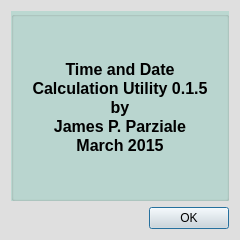
Above: about.ui from nuncio-bitis/datetimecalc before the change. Below: the same form after it.
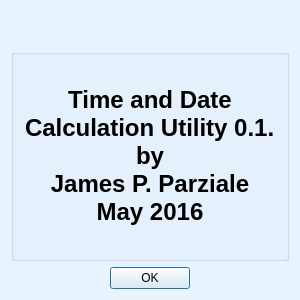
That is the form after the change. Icons and pictures are not drawn.

The edit to the form file:
```diff
--- a/about.ui
+++ b/about.ui
@@ -6,8 +6,8 @@
    <rect>
     <x>0</x>
     <y>0</y>
-    <width>240</width>
-    <height>240</height>
+    <width>300</width>
+    <height>300</height>
    </rect>
   </property>
   <property name="sizePolicy">
@@ -18,14 +18,14 @@
   </property>
   <property name="minimumSize">
    <size>
-    <width>240</width>
-    <height>240</height>
+    <width>300</width>
+    <height>300</height>
    </size>
   </property>
   <property name="maximumSize">
    <size>
-    <width>240</width>
-    <height>240</height>
+    <width>300</width>
+    <height>300</height>
    </size>
   </property>
   <property name="palette">
@@ -43,9 +43,9 @@
      <colorrole role="Button">
       <brush brushstyle="SolidPattern">
        <color alpha="255">
-        <red>223</red>
-        <green>223</green>
-        <blue>223</blue>
+        <red>231</red>
+        <green>244</green>
+        <blue>255</blue>
        </color>
       </brush>
      </colorrole>
@@ -61,27 +61,27 @@
      <colorrole role="Midlight">
       <brush brushstyle="SolidPattern">
        <color alpha="255">
-        <red>239</red>
-        <green>239</green>
-        <blue>239</blue>
+        <red>243</red>
+        <green>249</green>
+        <blue>255</blue>
        </color>
       </brush>
      </colorrole>
      <colorrole role="Dark">
       <brush brushstyle="SolidPattern">
        <color alpha="255">
-        <red>111</red>
-        <green>111</green>
-        <blue>111</blue>
+        <red>115</red>
+        <green>122</green>
+        <blue>127</blue>
        </color>
       </brush>
      </colorrole>
      <colorrole role="Mid">
       <brush brushstyle="SolidPattern">
        <color alpha="255">
-        <red>149</red>
-        <green>149</green>
-        <blue>149</blue>
+        <red>154</red>
+        <green>163</green>
+        <blue>170</blue>
        </color>
       </brush>
      </colorrole>
@@ -124,9 +124,9 @@
      <colorrole role="Window">
       <brush brushstyle="SolidPattern">
        <color alpha="255">
-        <red>223</red>
-        <green>223</green>
-        <blue>223</blue>
+        <red>231</red>
+        <green>244</green>
+        <blue>255</blue>
        </color>
       </brush>
      </colorrole>
@@ -142,9 +142,9 @@
      <colorrole role="AlternateBase">
       <brush brushstyle="SolidPattern">
        <color alpha="255">
-        <red>239</red>
-        <green>239</green>
-        <blue>239</blue>
+        <red>243</red>
+        <green>249</green>
+        <blue>255</blue>
        </color>
       </brush>
      </colorrole>
@@ -180,9 +180,9 @@
      <colorrole role="Button">
       <brush brushstyle="SolidPattern">
        <color alpha="255">
-        <red>223</red>
-        <green>223</green>
-        <blue>223</blue>
+        <red>231</red>
+        <green>244</green>
+        <blue>255</blue>
        </color>
       </brush>
      </colorrole>
@@ -198,27 +198,27 @@
      <colorrole role="Midlight">
       <brush brushstyle="SolidPattern">
        <color alpha="255">
-        <red>239</red>
-        <green>239</green>
-        <blue>239</blue>
+        <red>243</red>
+        <green>249</green>
+        <blue>255</blue>
        </color>
       </brush>
      </colorrole>
      <colorrole role="Dark">
       <brush brushstyle="SolidPattern">
        <color alpha="255">
-        <red>111</red>
-        <green>111</green>
-        <blue>111</blue>
+        <red>115</red>
+        <green>122</green>
+        <blue>127</blue>
        </color>
       </brush>
      </colorrole>
      <colorrole role="Mid">
       <brush brushstyle="SolidPattern">
        <color alpha="255">
-        <red>149</red>
-        <green>149</green>
-        <blue>149</blue>
+        <red>154</red>
+        <green>163</green>
+        <blue>170</blue>
        </color>
       </brush>
      </colorrole>
@@ -261,9 +261,9 @@
      <colorrole role="Window">
       <brush brushstyle="SolidPattern">
        <color alpha="255">
-        <red>223</red>
-        <green>223</green>
-        <blue>223</blue>
+        <red>231</red>
+        <green>244</green>
+        <blue>255</blue>
        </color>
       </brush>
      </colorrole>
@@ -279,9 +279,9 @@
      <colorrole role="AlternateBase">
       <brush brushstyle="SolidPattern">
        <color alpha="255">
-        <red>239</red>
-        <green>239</green>
-        <blue>239</blue>
+        <red>243</red>
+        <green>249</green>
+        <blue>255</blue>
        </color>
       </brush>
      </colorrole>
@@ -308,18 +308,18 @@
      <colorrole role="WindowText">
       <brush brushstyle="SolidPattern">
        <color alpha="255">
-        <red>111</red>
-        <green>111</green>
-        <blue>111</blue>
+        <red>115</red>
+        <green>122</green>
+        <blue>127</blue>
        </color>
       </brush>
      </colorrole>
      <colorrole role="Button">
       <brush brushstyle="SolidPattern">
        <color alpha="255">
-        <red>223</red>
-        <green>223</green>
-        <blue>223</blue>
+        <red>231</red>
+        <green>244</green>
+        <blue>255</blue>
        </color>
       </brush>
      </colorrole>
@@ -335,36 +335,36 @@
      <colorrole role="Midlight">
       <brush brushstyle="SolidPattern">
        <color alpha="255">
-        <red>239</red>
-        <green>239</green>
-        <blue>239</blue>
+        <red>243</red>
+        <green>249</green>
+        <blue>255</blue>
        </color>
       </brush>
      </colorrole>
      <colorrole role="Dark">
       <brush brushstyle="SolidPattern">
        <color alpha="255">
-        <red>111</red>
-        <green>111</green>
-        <blue>111</blue>
+        <red>115</red>
+        <green>122</green>
+        <blue>127</blue>
        </color>
       </brush>
      </colorrole>
      <colorrole role="Mid">
       <brush brushstyle="SolidPattern">
        <color alpha="255">
-        <red>149</red>
-        <green>149</green>
-        <blue>149</blue>
+        <red>154</red>
+        <green>163</green>
+        <blue>170</blue>
        </color>
       </brush>
      </colorrole>
      <colorrole role="Text">
       <brush brushstyle="SolidPattern">
        <color alpha="255">
-        <red>111</red>
-        <green>111</green>
-        <blue>111</blue>
+        <red>115</red>
+        <green>122</green>
+        <blue>127</blue>
        </color>
       </brush>
      </colorrole>
@@ -380,27 +380,27 @@
      <colorrole role="ButtonText">
       <brush brushstyle="SolidPattern">
        <color alpha="255">
-        <red>111</red>
-        <green>111</green>
-        <blue>111</blue>
+        <red>115</red>
+        <green>122</green>
+        <blue>127</blue>
        </color>
       </brush>
      </colorrole>
      <colorrole role="Base">
       <brush brushstyle="SolidPattern">
        <color alpha="255">
-        <red>223</red>
-        <green>223</green>
-        <blue>223</blue>
+        <red>231</red>
+        <green>244</green>
+        <blue>255</blue>
        </color>
       </brush>
      </colorrole>
      <colorrole role="Window">
       <brush brushstyle="SolidPattern">
        <color alpha="255">
-        <red>223</red>
-        <green>223</green>
-        <blue>223</blue>
+        <red>231</red>
+        <green>244</green>
+        <blue>255</blue>
        </color>
       </brush>
      </colorrole>
@@ -416,9 +416,9 @@
      <colorrole role="AlternateBase">
       <brush brushstyle="SolidPattern">
        <color alpha="255">
-        <red>223</red>
-        <green>223</green>
-        <blue>223</blue>
+        <red>231</red>
+        <green>244</green>
+        <blue>255</blue>
        </color>
       </brush>
      </colorrole>
@@ -451,6 +451,73 @@
     <normaloff>:/Clock1.png</normaloff>:/Clock1.png</iconset>
   </property>
   <layout class="QVBoxLayout" name="verticalLayout">
+   <item>
+    <layout class="QHBoxLayout" name="horizontalLayout">
+     <item>
+      <spacer name="horizontalSpacer_2">
+       <property name="orientation">
+        <enum>Qt::Horizontal</enum>
+       </property>
+       <property name="sizeHint" stdset="0">
+        <size>
+         <width>64</width>
+         <height>32</height>
+        </size>
+       </property>
+      </spacer>
+     </item>
+     <item>
+      <widget class="QLabel" name="label">
+       <property name="sizePolicy">
+        <sizepolicy hsizetype="Fixed" vsizetype="Fixed">
+         <horstretch>0</horstretch>
+         <verstretch>0</verstretch>
+        </sizepolicy>
+       </property>
+       <property name="minimumSize">
+        <size>
+         <width>32</width>
+         <height>32</height>
+        </size>
+       </property>
+       <property name="maximumSize">
+        <size>
+         <width>32</width>
+         <height>32</height>
+        </size>
+       </property>
+       <property name="text">
+        <string/>
+       </property>
+       <property name="pixmap">
+        <pixmap resource="datetimecalc.qrc">:/Clock1_32.ico</pixmap>
+       </property>
+       <property name="scaledContents">
+        <bool>false</bool>
+       </property>
+       <property name="alignment">
+        <set>Qt::AlignCenter</set>
+       </property>
+       <property name="wordWrap">
+        <bool>true</bool>
+       </property>
+      </widget>
+     </item>
+     <item>
+      <spacer name="horizontalSpacer_3">
+       <property name="orientation">
+        <enum>Qt::Horizontal</enum>
+       </property>
+       <property name="sizeHint" stdset="0">
+        <size>
+         <width>64</width>
+         <height>32</height>
+        </size>
+       </property>
+      </spacer>
+     </item>
+    </layout>
+   </item>
    <item>
     <widget class="QGroupBox" name="aboutGroup">
      <property name="palette">
@@ -468,9 +535,9 @@
         <colorrole role="Button">
          <brush brushstyle="SolidPattern">
           <color alpha="255">
-           <red>187</red>
-           <green>216</green>
-           <blue>209</blue>
+           <red>238</red>
+           <green>246</green>
+           <blue>255</blue>
           </color>
          </brush>
         </colorrole>
@@ -486,27 +553,27 @@
         <colorrole role="Midlight">
          <brush brushstyle="SolidPattern">
           <color alpha="255">
-           <red>221</red>
-           <green>235</green>
-           <blue>232</blue>
+           <red>246</red>
+           <green>250</green>
+           <blue>255</blue>
           </color>
          </brush>
         </colorrole>
         <colorrole role="Dark">
          <brush brushstyle="SolidPattern">
           <color alpha="255">
-           <red>93</red>
-           <green>108</green>
-           <blue>104</blue>
+           <red>119</red>
+           <green>123</green>
+           <blue>127</blue>
           </color>
          </brush>
         </colorrole>
         <colorrole role="Mid">
          <brush brushstyle="SolidPattern">
           <color alpha="255">
-           <red>125</red>
-           <green>144</green>
-           <blue>139</blue>
+           <red>159</red>
+           <green>164</green>
+           <blue>170</blue>
           </color>
          </brush>
         </colorrole>
@@ -549,9 +616,9 @@
         <colorrole role="Window">
          <brush brushstyle="SolidPattern">
           <color alpha="255">
-           <red>187</red>
-           <green>216</green>
-           <blue>209</blue>
+           <red>238</red>
+           <green>246</green>
+           <blue>255</blue>
           </color>
          </brush>
         </colorrole>
@@ -567,9 +634,9 @@
         <colorrole role="AlternateBase">
          <brush brushstyle="SolidPattern">
           <color alpha="255">
-           <red>221</red>
-           <green>235</green>
-           <blue>232</blue>
+           <red>246</red>
+           <green>250</green>
+           <blue>255</blue>
           </color>
          </brush>
         </colorrole>
@@ -605,9 +672,9 @@
         <colorrole role="Button">
          <brush brushstyle="SolidPattern">
           <color alpha="255">
-           <red>187</red>
-           <green>216</green>
-           <blue>209</blue>
+           <red>238</red>
+           <green>246</green>
+           <blue>255</blue>
           </color>
          </brush>
         </colorrole>
@@ -623,27 +690,27 @@
         <colorrole role="Midlight">
          <brush brushstyle="SolidPattern">
           <color alpha="255">
-           <red>221</red>
-           <green>235</green>
-           <blue>232</blue>
+           <red>246</red>
+           <green>250</green>
+           <blue>255</blue>
           </color>
          </brush>
         </colorrole>
         <colorrole role="Dark">
          <brush brushstyle="SolidPattern">
           <color alpha="255">
-           <red>93</red>
-           <green>108</green>
-           <blue>104</blue>
+           <red>119</red>
+           <green>123</green>
+           <blue>127</blue>
           </color>
          </brush>
         </colorrole>
         <colorrole role="Mid">
          <brush brushstyle="SolidPattern">
           <color alpha="255">
-           <red>125</red>
-           <green>144</green>
-           <blue>139</blue>
+           <red>159</red>
+           <green>164</green>
+           <blue>170</blue>
           </color>
          </brush>
         </colorrole>
@@ -686,9 +753,9 @@
         <colorrole role="Window">
          <brush brushstyle="SolidPattern">
           <color alpha="255">
-           <red>187</red>
-           <green>216</green>
-           <blue>209</blue>
+           <red>238</red>
+           <green>246</green>
+           <blue>255</blue>
           </color>
          </brush>
         </colorrole>
@@ -704,9 +771,9 @@
         <colorrole role="AlternateBase">
          <brush brushstyle="SolidPattern">
           <color alpha="255">
-           <red>221</red>
-           <green>235</green>
-           <blue>232</blue>
+           <red>246</red>
+           <green>250</green>
+           <blue>255</blue>
           </color>
          </brush>
         </colorrole>
@@ -733,18 +800,18 @@
         <colorrole role="WindowText">
          <brush brushstyle="SolidPattern">
           <color alpha="255">
-           <red>93</red>
-           <green>108</green>
-           <blue>104</blue>
+           <red>119</red>
+           <green>123</green>
+           <blue>127</blue>
           </color>
          </brush>
         </colorrole>
         <colorrole role="Button">
          <brush brushstyle="SolidPattern">
           <color alpha="255">
-           <red>187</red>
-           <green>216</green>
-           <blue>209</blue>
+           <red>238</red>
+           <green>246</green>
+           <blue>255</blue>
           </color>
          </brush>
         </colorrole>
@@ -760,36 +827,36 @@
         <colorrole role="Midlight">
          <brush brushstyle="SolidPattern">
           <color alpha="255">
-           <red>221</red>
-           <green>235</green>
-           <blue>232</blue>
+           <red>246</red>
+           <green>250</green>
+           <blue>255</blue>
           </color>
          </brush>
         </colorrole>
         <colorrole role="Dark">
          <brush brushstyle="SolidPattern">
           <color alpha="255">
-           <red>93</red>
-           <green>108</green>
-           <blue>104</blue>
+           <red>119</red>
+           <green>123</green>
+           <blue>127</blue>
           </color>
          </brush>
         </colorrole>
         <colorrole role="Mid">
          <brush brushstyle="SolidPattern">
           <color alpha="255">
-           <red>125</red>
-           <green>144</green>
-           <blue>139</blue>
+           <red>159</red>
+           <green>164</green>
+           <blue>170</blue>
           </color>
          </brush>
         </colorrole>
         <colorrole role="Text">
          <brush brushstyle="SolidPattern">
           <color alpha="255">
-           <red>93</red>
-           <green>108</green>
-           <blue>104</blue>
+           <red>119</red>
+           <green>123</green>
+           <blue>127</blue>
           </color>
          </brush>
         </colorrole>
@@ -805,27 +872,27 @@
         <colorrole role="ButtonText">
          <brush brushstyle="SolidPattern">
           <color alpha="255">
-           <red>93</red>
-           <green>108</green>
-           <blue>104</blue>
+           <red>119</red>
+           <green>123</green>
+           <blue>127</blue>
           </color>
          </brush>
         </colorrole>
         <colorrole role="Base">
          <brush brushstyle="SolidPattern">
           <color alpha="255">
-           <red>187</red>
-           <green>216</green>
-           <blue>209</blue>
+           <red>238</red>
+           <green>246</green>
+           <blue>255</blue>
           </color>
          </brush>
         </colorrole>
         <colorrole role="Window">
          <brush brushstyle="SolidPattern">
           <color alpha="255">
-           <red>187</red>
-           <green>216</green>
-           <blue>209</blue>
+           <red>238</red>
+           <green>246</green>
+           <blue>255</blue>
           </color>
          </brush>
         </colorrole>
@@ -841,9 +908,9 @@
         <colorrole role="AlternateBase">
          <brush brushstyle="SolidPattern">
           <color alpha="255">
-           <red>187</red>
-           <green>216</green>
-           <blue>209</blue>
+           <red>238</red>
+           <green>246</green>
+           <blue>255</blue>
           </color>
          </brush>
         </colorrole>
@@ -869,7 +936,10 @@
       </palette>
      </property>
      <property name="autoFillBackground">
-      <bool>true</bool>
+      <bool>false</bool>
+     </property>
+     <property name="styleSheet">
+      <string notr="true"/>
      </property>
      <property name="title">
       <string/>
@@ -890,12 +960,11 @@
 &lt;html&gt;&lt;head&gt;&lt;meta name=&quot;qrichtext&quot; content=&quot;1&quot; /&gt;&lt;style type=&quot;text/css&quot;&gt;
 p, li { white-space: pre-wrap; }
 &lt;/style&gt;&lt;/head&gt;&lt;body style=&quot; font-family:'Arial'; font-size:12pt; font-weight:600; font-style:normal;&quot;&gt;
-&lt;p align=&quot;center&quot; style=&quot; margin-top:0px; margin-bottom:0px; margin-left:0px; margin-right:0px; -qt-block-indent:0; text-indent:0px;&quot;&gt;&lt;img src=&quot;:/Clock1_32.ico&quot; /&gt;&lt;/p&gt;
-&lt;p align=&quot;center&quot; style=&quot; margin-top:0px; margin-bottom:0px; margin-left:0px; margin-right:0px; -qt-block-indent:0; text-indent:0px;&quot;&gt;Time and Date&lt;/p&gt;
-&lt;p align=&quot;center&quot; style=&quot; margin-top:0px; margin-bottom:0px; margin-left:0px; margin-right:0px; -qt-block-indent:0; text-indent:0px;&quot;&gt;Calculation Utility 0.1.5&lt;/p&gt;
-&lt;p align=&quot;center&quot; style=&quot; margin-top:0px; margin-bottom:0px; margin-left:0px; margin-right:0px; -qt-block-indent:0; text-indent:0px;&quot;&gt;by&lt;/p&gt;
-&lt;p align=&quot;center&quot; style=&quot; margin-top:0px; margin-bottom:0px; margin-left:0px; margin-right:0px; -qt-block-indent:0; text-indent:0px;&quot;&gt;James P. Parziale&lt;/p&gt;
-&lt;p align=&quot;center&quot; style=&quot; margin-top:0px; margin-bottom:0px; margin-left:0px; margin-right:0px; -qt-block-indent:0; text-indent:0px;&quot;&gt;March 2015&lt;/p&gt;&lt;/body&gt;&lt;/html&gt;</string>
+&lt;p align=&quot;center&quot; style=&quot; margin-top:0px; margin-bottom:0px; margin-left:0px; margin-right:0px; -qt-block-indent:0; text-indent:0px;&quot;&gt;&lt;span style=&quot; font-size:18pt;&quot;&gt;Time and Date&lt;/span&gt;&lt;/p&gt;
+&lt;p align=&quot;center&quot; style=&quot; margin-top:0px; margin-bottom:0px; margin-left:0px; margin-right:0px; -qt-block-indent:0; text-indent:0px;&quot;&gt;&lt;span style=&quot; font-size:18pt;&quot;&gt;Calculation Utility 0.1.6&lt;/span&gt;&lt;/p&gt;
+&lt;p align=&quot;center&quot; style=&quot; margin-top:0px; margin-bottom:0px; margin-left:0px; margin-right:0px; -qt-block-indent:0; text-indent:0px;&quot;&gt;&lt;span style=&quot; font-size:18pt;&quot;&gt;by&lt;/span&gt;&lt;/p&gt;
+&lt;p align=&quot;center&quot; style=&quot; margin-top:0px; margin-bottom:0px; margin-left:0px; margin-right:0px; -qt-block-indent:0; text-indent:0px;&quot;&gt;&lt;span style=&quot; font-size:18pt;&quot;&gt;James P. Parziale&lt;/span&gt;&lt;/p&gt;
+&lt;p align=&quot;center&quot; style=&quot; margin-top:0px; margin-bottom:0px; margin-left:0px; margin-right:0px; -qt-block-indent:0; text-indent:0px;&quot;&gt;&lt;span style=&quot; font-size:18pt;&quot;&gt;May 2016&lt;/span&gt;&lt;/p&gt;&lt;/body&gt;&lt;/html&gt;</string>
         </property>
        </widget>
       </item>
@@ -903,7 +972,7 @@
     </widget>
    </item>
    <item>
-    <layout class="QHBoxLayout" name="horizontalLayout">
+    <layout class="QHBoxLayout" name="horizontalLayout_2">
      <item>
       <spacer name="horizontalSpacer">
        <property name="orientation">
@@ -911,7 +980,7 @@
        </property>
        <property name="sizeHint" stdset="0">
         <size>
-         <width>18</width>
+         <width>40</width>
          <height>20</height>
         </size>
        </property>
@@ -919,11 +988,30 @@
      </item>
      <item>
       <widget class="QPushButton" name="about_ok_button">
+       <property name="sizePolicy">
+        <sizepolicy hsizetype="Fixed" vsizetype="Fixed">
+         <horstretch>0</horstretch>
+         <verstretch>0</verstretch>
+        </sizepolicy>
+       </property>
        <property name="text">
         <string>OK</string>
        </property>
       </widget>
      </item>
+     <item>
+      <spacer name="horizontalSpacer_4">
+       <property name="orientation">
+        <enum>Qt::Horizontal</enum>
+       </property>
+       <property name="sizeHint" stdset="0">
+        <size>
+         <width>40</width>
+         <height>20</height>
+        </size>
+       </property>
+      </spacer>
+     </item>
     </layout>
    </item>
   </layout>
```
